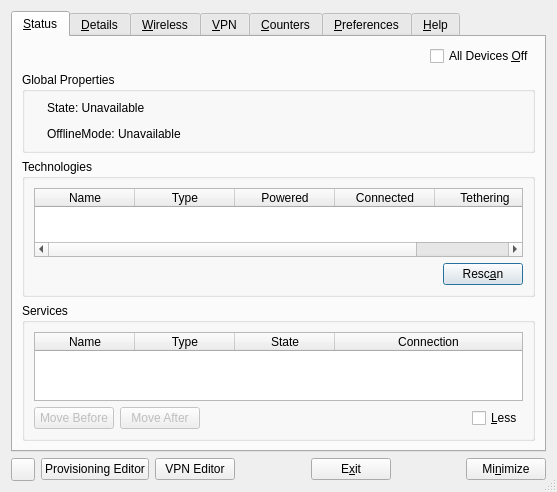
Qt form apps/cmstapp/code/control_box/ui/controlbox.ui (andrew-bibb/cmst) before a commit.
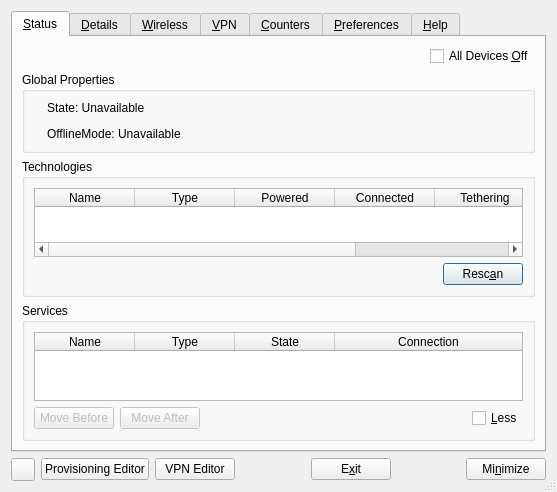
The same form after that commit. The open tabs and pages were chosen to show the change.

Commit message: tethering ui and most code working

```diff
--- a/apps/cmstapp/code/control_box/ui/controlbox.ui
+++ b/apps/cmstapp/code/control_box/ui/controlbox.ui
@@ -237,6 +237,11 @@
               <string>Tethering</string>
              </property>
             </column>
+            <column>
+             <property name="text">
+              <string>ID:Pass</string>
+             </property>
+            </column>
            </widget>
           </item>
           <item>
```
Left out of the diff: 2 changed lines with no effect on the pictures. The commit also changes 2 other files.
